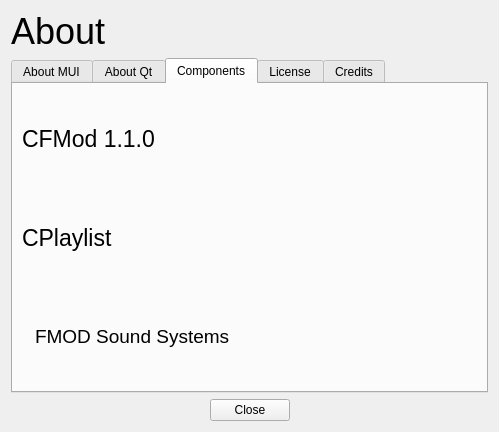
Before: the Qt Designer form src/MUI/ui/about.ui in kvrohit/muiplayer, drawn with Qt 5.
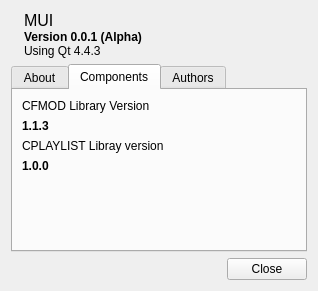
After: the same form once the commit is applied. The open tabs and pages were chosen to show the change. Icons and pictures are not drawn.

```diff
--- a/src/MUI/ui/about.ui
+++ b/src/MUI/ui/about.ui
@@ -1,129 +1,131 @@
 <ui version="4.0" >
- <class>about</class>
- <widget class="QWidget" name="about" >
+ <class>AboutDialog</class>
+ <widget class="QWidget" name="AboutDialog" >
+  <property name="windowModality" >
+   <enum>Qt::ApplicationModal</enum>
+  </property>
   <property name="geometry" >
    <rect>
     <x>0</x>
     <y>0</y>
-    <width>499</width>
-    <height>432</height>
+    <width>318</width>
+    <height>291</height>
    </rect>
   </property>
   <property name="windowTitle" >
-   <string>Form</string>
+   <string>About</string>
   </property>
-  <layout class="QVBoxLayout" name="verticalLayout_5" >
+  <layout class="QVBoxLayout" name="verticalLayout_7" >
    <item>
-    <widget class="QLabel" name="label" >
-     <property name="font" >
-      <font>
-       <pointsize>27</pointsize>
-      </font>
-     </property>
-     <property name="text" >
-      <string>About</string>
-     </property>
-     <property name="alignment" >
-      <set>Qt::AlignLeading|Qt::AlignLeft|Qt::AlignTop</set>
-     </property>
-    </widget>
+    <layout class="QHBoxLayout" name="horizontalLayout" >
+     <item>
+      <widget class="QLabel" name="label_5" >
+       <property name="sizePolicy" >
+        <sizepolicy vsizetype="Preferred" hsizetype="Preferred" >
+         <horstretch>0</horstretch>
+         <verstretch>0</verstretch>
+        </sizepolicy>
+       </property>
+       <property name="pixmap" >
+        <pixmap resource="../rcc/res.qrc" >:/images/images/juk.png</pixmap>
+       </property>
+      </widget>
+     </item>
+     <item>
+      <layout class="QVBoxLayout" name="verticalLayout_5" >
+       <property name="spacing" >
+        <number>0</number>
+       </property>
+       <property name="rightMargin" >
+        <number>0</number>
+       </property>
+       <property name="bottomMargin" >
+        <number>0</number>
+       </property>
+       <item>
+        <widget class="QLabel" name="label" >
+         <property name="sizePolicy" >
+          <sizepolicy vsizetype="Preferred" hsizetype="Preferred" >
+           <horstretch>0</horstretch>
+           <verstretch>0</verstretch>
+          </sizepolicy>
+         </property>
+         <property name="font" >
+          <font>
+           <pointsize>12</pointsize>
+          </font>
+         </property>
+         <property name="text" >
+          <string>MUI</string>
+         </property>
+         <property name="scaledContents" >
+          <bool>false</bool>
+         </property>
+         <property name="alignment" >
+          <set>Qt::AlignLeading|Qt::AlignLeft|Qt::AlignTop</set>
+         </property>
+        </widget>
+       </item>
+       <item>
+        <widget class="QLabel" name="labelMUIVersion" >
+         <property name="sizePolicy" >
+          <sizepolicy vsizetype="Preferred" hsizetype="Expanding" >
+           <horstretch>0</horstretch>
+           <verstretch>0</verstretch>
+          </sizepolicy>
+         </property>
+         <property name="font" >
+          <font>
+           <weight>75</weight>
+           <bold>true</bold>
+          </font>
+         </property>
+         <property name="text" >
+          <string>Version 0.0.1 (Alpha)</string>
+         </property>
+        </widget>
+       </item>
+       <item>
+        <widget class="QLabel" name="labelQtVersion" >
+         <property name="text" >
+          <string>Using Qt 4.4.3</string>
+         </property>
+        </widget>
+       </item>
+      </layout>
+     </item>
+    </layout>
    </item>
    <item>
     <widget class="QTabWidget" name="tabWidget" >
+     <property name="sizePolicy" >
+      <sizepolicy vsizetype="Expanding" hsizetype="Expanding" >
+       <horstretch>0</horstretch>
+       <verstretch>0</verstretch>
+      </sizepolicy>
+     </property>
      <property name="currentIndex" >
       <number>0</number>
      </property>
      <widget class="QWidget" name="tab" >
       <attribute name="title" >
-       <string>About MUI</string>
+       <string>About</string>
       </attribute>
-      <layout class="QHBoxLayout" name="horizontalLayout" >
+      <layout class="QVBoxLayout" name="verticalLayout_2" >
        <item>
-        <layout class="QVBoxLayout" name="verticalLayout_2" >
-         <item>
-          <widget class="QLabel" name="abtmuilabel" >
-           <property name="text" >
-            <string>&lt;!DOCTYPE HTML PUBLIC "-//W3C//DTD HTML 4.0//EN" "http://www.w3.org/TR/REC-html40/strict.dtd">
-&lt;html>&lt;head>&lt;meta name="qrichtext" content="1" />&lt;style type="text/css">
-p, li { white-space: pre-wrap; }
-&lt;/style>&lt;/head>&lt;body style=" font-family:'MS Shell Dlg 2'; font-size:8.25pt; font-weight:400; font-style:normal;">
-&lt;p align="center" style=" margin-top:0px; margin-bottom:0px; margin-left:0px; margin-right:0px; -qt-block-indent:0; text-indent:0px; font-size:8pt;">&lt;span style=" font-size:12pt;">MUI - &lt;/span>&lt;span style=" font-size:12pt; font-weight:600;">M&lt;/span>&lt;span style=" font-size:12pt;">usic &lt;/span>&lt;span style=" font-size:12pt; font-weight:600;">I&lt;/span>&lt;span style=" font-size:12pt;">nterface&lt;/span>&lt;/p>
-&lt;p style="-qt-paragraph-type:empty; margin-top:0px; margin-bottom:0px; margin-left:0px; margin-right:0px; -qt-block-indent:0; text-indent:0px; font-size:10pt;">&lt;/p>
-&lt;p align="center" style=" margin-top:0px; margin-bottom:0px; margin-left:0px; margin-right:0px; -qt-block-indent:0; text-indent:0px; font-size:10pt;">Release-Alpha v.0.0.1&lt;/p>&lt;/body>&lt;/html></string>
-           </property>
-           <property name="alignment" >
-            <set>Qt::AlignLeading|Qt::AlignLeft|Qt::AlignTop</set>
-           </property>
-          </widget>
-         </item>
-         <item>
-          <spacer name="verticalSpacer" >
-           <property name="orientation" >
-            <enum>Qt::Vertical</enum>
-           </property>
-           <property name="sizeHint" stdset="0" >
-            <size>
-             <width>20</width>
-             <height>40</height>
-            </size>
-           </property>
-          </spacer>
-         </item>
-        </layout>
-       </item>
-      </layout>
-     </widget>
-     <widget class="QWidget" name="tab_2" >
-      <attribute name="title" >
-       <string>About Qt</string>
-      </attribute>
-      <layout class="QGridLayout" name="gridLayout_3" >
-       <item row="0" column="0" >
-        <spacer name="horizontalSpacer_6" >
-         <property name="orientation" >
-          <enum>Qt::Horizontal</enum>
-         </property>
-         <property name="sizeHint" stdset="0" >
-          <size>
-           <width>157</width>
-           <height>20</height>
-          </size>
-         </property>
-        </spacer>
-       </item>
-       <item row="0" column="1" >
-        <widget class="QLabel" name="label_2" >
-         <property name="pixmap" >
-          <pixmap resource="../rcc/res.qrc" >:/images/images/qt.png</pixmap>
-         </property>
-        </widget>
-       </item>
-       <item row="0" column="2" >
-        <spacer name="horizontalSpacer_7" >
-         <property name="orientation" >
-          <enum>Qt::Horizontal</enum>
-         </property>
-         <property name="sizeHint" stdset="0" >
-          <size>
-           <width>178</width>
-           <height>20</height>
-          </size>
-         </property>
-        </spacer>
-       </item>
-       <item row="1" column="0" colspan="3" >
-        <widget class="QLabel" name="label_7" >
+        <widget class="QLabel" name="label_4" >
          <property name="text" >
           <string>&lt;!DOCTYPE HTML PUBLIC "-//W3C//DTD HTML 4.0//EN" "http://www.w3.org/TR/REC-html40/strict.dtd">
 &lt;html>&lt;head>&lt;meta name="qrichtext" content="1" />&lt;style type="text/css">
 p, li { white-space: pre-wrap; }
 &lt;/style>&lt;/head>&lt;body style=" font-family:'DejaVu Sans'; font-size:9pt; font-weight:400; font-style:normal;">
-&lt;p align="center" style=" margin-top:0px; margin-bottom:0px; margin-left:0px; margin-right:0px; -qt-block-indent:0; text-indent:0px; font-family:'MS Shell Dlg 2'; font-size:8pt;">&lt;span style=" font-size:10pt;">This Program Uses &lt;/span>&lt;span style=" font-size:10pt; font-weight:600;">Qt Open Source Version 4.4.0&lt;/span>&lt;/p>
-&lt;p style="-qt-paragraph-type:empty; margin-top:0px; margin-bottom:0px; margin-left:0px; margin-right:0px; -qt-block-indent:0; text-indent:0px; font-family:'MS Shell Dlg 2'; font-size:10pt;">&lt;/p>
-&lt;p style="-qt-paragraph-type:empty; margin-top:0px; margin-bottom:0px; margin-left:0px; margin-right:0px; -qt-block-indent:0; text-indent:0px; font-family:'MS Shell Dlg 2'; font-size:8pt;">&lt;/p>&lt;/body>&lt;/html></string>
-         </property>
-         <property name="alignment" >
-          <set>Qt::AlignLeading|Qt::AlignLeft|Qt::AlignTop</set>
+&lt;p style=" margin-top:0px; margin-bottom:0px; margin-left:0px; margin-right:0px; -qt-block-indent:0; text-indent:0px;">MUI - Music User Interface&lt;/p>
+&lt;p style="-qt-paragraph-type:empty; margin-top:0px; margin-bottom:0px; margin-left:0px; margin-right:0px; -qt-block-indent:0; text-indent:0px;">&lt;/p>
+&lt;p style=" margin-top:0px; margin-bottom:0px; margin-left:0px; margin-right:0px; -qt-block-indent:0; text-indent:0px;">(c) 2008 The MUI Authors&lt;/p>
+&lt;p style="-qt-paragraph-type:empty; margin-top:0px; margin-bottom:0px; margin-left:0px; margin-right:0px; -qt-block-indent:0; text-indent:0px;">&lt;/p>
+&lt;p style=" margin-top:0px; margin-bottom:0px; margin-left:0px; margin-right:0px; -qt-block-indent:0; text-indent:0px;">&lt;a href="http://code.google.com/p/muiplayer">&lt;span style=" text-decoration: underline; color:#0057ae;">Project Site&lt;/span>&lt;/a>&lt;/p>
+&lt;p style="-qt-paragraph-type:empty; margin-top:0px; margin-bottom:0px; margin-left:0px; margin-right:0px; -qt-block-indent:0; text-indent:0px; text-decoration: underline; color:#0057ae;">&lt;/p>
+&lt;p style=" margin-top:0px; margin-bottom:0px; margin-left:0px; margin-right:0px; -qt-block-indent:0; text-indent:0px; text-decoration: underline; color:#0057ae;">&lt;a href="http://www.gnu.org/licenses/gpl-2.0.html">License&lt;/a>&lt;/p>&lt;/body>&lt;/html></string>
          </property>
         </widget>
        </item>
@@ -133,104 +135,113 @@
       <attribute name="title" >
        <string>Components</string>
       </attribute>
-      <layout class="QVBoxLayout" name="verticalLayout_4" >
-       <item>
-        <widget class="QLabel" name="label_4" >
-         <property name="font" >
-          <font>
-           <pointsize>17</pointsize>
-          </font>
-         </property>
-         <property name="text" >
-          <string>CFMod 1.1.0</string>
-         </property>
-        </widget>
-       </item>
-       <item>
-        <widget class="QLabel" name="label_5" >
-         <property name="font" >
-          <font>
-           <pointsize>17</pointsize>
-          </font>
-         </property>
-         <property name="text" >
-          <string>CPlaylist </string>
-         </property>
-        </widget>
-       </item>
-       <item>
-        <layout class="QHBoxLayout" name="horizontalLayout_3" >
-         <item>
-          <widget class="QLabel" name="label_3" >
-           <property name="pixmap" >
-            <pixmap resource="../rcc/res.qrc" >:/images/images/fmod.png</pixmap>
-           </property>
-          </widget>
-         </item>
-         <item>
-          <widget class="QLabel" name="label_6" >
-           <property name="font" >
-            <font>
-             <pointsize>14</pointsize>
-            </font>
-           </property>
-           <property name="text" >
-            <string>FMOD Sound Systems</string>
-           </property>
-          </widget>
-         </item>
-         <item>
-          <spacer name="horizontalSpacer" >
-           <property name="orientation" >
-            <enum>Qt::Horizontal</enum>
-           </property>
-           <property name="sizeHint" stdset="0" >
-            <size>
-             <width>40</width>
-             <height>20</height>
-            </size>
-           </property>
-          </spacer>
-         </item>
-        </layout>
-       </item>
-      </layout>
-     </widget>
-     <widget class="QWidget" name="tab_4" >
-      <attribute name="title" >
-       <string>License</string>
-      </attribute>
       <layout class="QVBoxLayout" name="verticalLayout" >
        <item>
-        <widget class="QTextEdit" name="textEdit" />
+        <widget class="QLabel" name="label_3" >
+         <property name="text" >
+          <string>CFMOD Library Version</string>
+         </property>
+        </widget>
+       </item>
+       <item>
+        <widget class="QLabel" name="labelCFMODVersion" >
+         <property name="font" >
+          <font>
+           <weight>75</weight>
+           <bold>true</bold>
+          </font>
+         </property>
+         <property name="text" >
+          <string>1.1.3</string>
+         </property>
+        </widget>
+       </item>
+       <item>
+        <widget class="QLabel" name="label_6" >
+         <property name="text" >
+          <string>CPLAYLIST Libray version</string>
+         </property>
+        </widget>
+       </item>
+       <item>
+        <widget class="QLabel" name="labelCPlaylistVersion" >
+         <property name="font" >
+          <font>
+           <weight>75</weight>
+           <bold>true</bold>
+          </font>
+         </property>
+         <property name="text" >
+          <string>1.0.0</string>
+         </property>
+        </widget>
+       </item>
+       <item>
+        <spacer name="verticalSpacer" >
+         <property name="orientation" >
+          <enum>Qt::Vertical</enum>
+         </property>
+         <property name="sizeHint" stdset="0" >
+          <size>
+           <width>20</width>
+           <height>26</height>
+          </size>
+         </property>
+        </spacer>
        </item>
       </layout>
      </widget>
      <widget class="QWidget" name="tab_5" >
       <attribute name="title" >
-       <string>Credits</string>
+       <string>Authors</string>
       </attribute>
       <layout class="QVBoxLayout" name="verticalLayout_3" >
        <item>
-        <widget class="QLabel" name="creditlabel" >
-         <property name="text" >
-          <string>&lt;!DOCTYPE HTML PUBLIC "-//W3C//DTD HTML 4.0//EN" "http://www.w3.org/TR/REC-html40/strict.dtd">
+        <widget class="QScrollArea" name="scrollArea_2" >
+         <property name="widgetResizable" >
+          <bool>true</bool>
+         </property>
+         <widget class="QWidget" name="scrollAreaWidgetContents_2" >
+          <property name="geometry" >
+           <rect>
+            <x>0</x>
+            <y>0</y>
+            <width>195</width>
+            <height>284</height>
+           </rect>
+          </property>
+          <layout class="QVBoxLayout" name="verticalLayout_10" >
+           <item>
+            <widget class="QLabel" name="labelAuthors" >
+             <property name="text" >
+              <string>&lt;!DOCTYPE HTML PUBLIC "-//W3C//DTD HTML 4.0//EN" "http://www.w3.org/TR/REC-html40/strict.dtd">
 &lt;html>&lt;head>&lt;meta name="qrichtext" content="1" />&lt;style type="text/css">
 p, li { white-space: pre-wrap; }
-&lt;/style>&lt;/head>&lt;body style=" font-family:'MS Shell Dlg 2'; font-size:8.25pt; font-weight:400; font-style:normal;">
-&lt;p style=" margin-top:0px; margin-bottom:0px; margin-left:0px; margin-right:0px; -qt-block-indent:0; text-indent:0px;">&lt;span style=" font-size:11pt; text-decoration: underline;">Credits&lt;/span>&lt;/p>
-&lt;p style="-qt-paragraph-type:empty; margin-top:0px; margin-bottom:0px; margin-left:0px; margin-right:0px; -qt-block-indent:0; text-indent:0px;">&lt;/p>
-&lt;p style=" margin-top:0px; margin-bottom:0px; margin-left:0px; margin-right:0px; -qt-block-indent:0; text-indent:0px;">&lt;span style=" font-weight:600;">Deepak&lt;/span>&lt;/p>
-&lt;p style="-qt-paragraph-type:empty; margin-top:0px; margin-bottom:0px; margin-left:0px; margin-right:0px; -qt-block-indent:0; text-indent:0px; font-weight:600;">&lt;/p>
-&lt;p style="-qt-paragraph-type:empty; margin-top:0px; margin-bottom:0px; margin-left:0px; margin-right:0px; -qt-block-indent:0; text-indent:0px; font-weight:600;">&lt;/p>
-&lt;p style=" margin-top:0px; margin-bottom:0px; margin-left:0px; margin-right:0px; -qt-block-indent:0; text-indent:0px; font-weight:600;">K.V.Rohit&lt;/p>
-&lt;p style="-qt-paragraph-type:empty; margin-top:0px; margin-bottom:0px; margin-left:0px; margin-right:0px; -qt-block-indent:0; text-indent:0px; font-weight:600;">&lt;/p>
-&lt;p style="-qt-paragraph-type:empty; margin-top:0px; margin-bottom:0px; margin-left:0px; margin-right:0px; -qt-block-indent:0; text-indent:0px; font-weight:600;">&lt;/p>
-&lt;p style=" margin-top:0px; margin-bottom:0px; margin-left:0px; margin-right:0px; -qt-block-indent:0; text-indent:0px; font-weight:600;">K.Sai Krishna&lt;/p>
-&lt;p style="-qt-paragraph-type:empty; margin-top:0px; margin-bottom:0px; margin-left:0px; margin-right:0px; -qt-block-indent:0; text-indent:0px; font-weight:600;">&lt;/p>
-&lt;p style="-qt-paragraph-type:empty; margin-top:0px; margin-bottom:0px; margin-left:0px; margin-right:0px; -qt-block-indent:0; text-indent:0px; font-weight:600;">&lt;/p>
-&lt;p style=" margin-top:0px; margin-bottom:0px; margin-left:0px; margin-right:0px; -qt-block-indent:0; text-indent:0px; font-weight:600;">M.Sai Kumar&lt;/p>&lt;/body>&lt;/html></string>
-         </property>
+&lt;/style>&lt;/head>&lt;body style=" font-family:'DejaVu Sans'; font-size:9pt; font-weight:400; font-style:normal;">
+&lt;p align="center" style=" margin-top:0px; margin-bottom:0px; margin-left:0px; margin-right:0px; -qt-block-indent:0; text-indent:0px; font-family:'MS Shell Dlg 2'; font-size:8pt;">&lt;span style=" font-size:16pt; font-weight:600; text-decoration: underline;">Authors&lt;/span>&lt;/p>
+&lt;p align="center" style="-qt-paragraph-type:empty; margin-top:0px; margin-bottom:0px; margin-left:0px; margin-right:0px; -qt-block-indent:0; text-indent:0px; font-family:'MS Shell Dlg 2'; font-size:8pt;">&lt;/p>
+&lt;p align="center" style=" margin-top:0px; margin-bottom:0px; margin-left:0px; margin-right:0px; -qt-block-indent:0; text-indent:0px; font-family:'MS Shell Dlg 2'; font-size:8pt;">&lt;span style=" font-size:12pt; font-weight:600;">Deepak&lt;/span>&lt;/p>
+&lt;p align="center" style=" margin-top:0px; margin-bottom:0px; margin-left:0px; margin-right:0px; -qt-block-indent:0; text-indent:0px; font-family:'MS Shell Dlg 2'; font-size:12pt; font-weight:600;">&lt;span style=" font-size:10pt; font-weight:400;">deep777dev@gmail.com&lt;/span>&lt;/p>
+&lt;p align="center" style="-qt-paragraph-type:empty; margin-top:0px; margin-bottom:0px; margin-left:0px; margin-right:0px; -qt-block-indent:0; text-indent:0px; font-family:'MS Shell Dlg 2'; font-size:12pt; font-weight:600;">&lt;/p>
+&lt;p align="center" style=" margin-top:0px; margin-bottom:0px; margin-left:0px; margin-right:0px; -qt-block-indent:0; text-indent:0px; font-family:'MS Shell Dlg 2'; font-size:12pt; font-weight:600;">K.V.Rohit&lt;/p>
+&lt;p align="center" style=" margin-top:0px; margin-bottom:0px; margin-left:0px; margin-right:0px; -qt-block-indent:0; text-indent:0px; font-family:'MS Shell Dlg 2'; font-size:12pt; font-weight:600;">&lt;span style=" font-size:10pt; font-weight:400;">kvrohit@gmail.com&lt;/span>&lt;/p>
+&lt;p align="center" style="-qt-paragraph-type:empty; margin-top:0px; margin-bottom:0px; margin-left:0px; margin-right:0px; -qt-block-indent:0; text-indent:0px; font-family:'MS Shell Dlg 2'; font-size:12pt; font-weight:600;">&lt;/p>
+&lt;p align="center" style=" margin-top:0px; margin-bottom:0px; margin-left:0px; margin-right:0px; -qt-block-indent:0; text-indent:0px; font-family:'MS Shell Dlg 2'; font-size:12pt; font-weight:600;">K.Sai Krishna&lt;/p>
+&lt;p align="center" style=" margin-top:0px; margin-bottom:0px; margin-left:0px; margin-right:0px; -qt-block-indent:0; text-indent:0px; font-family:'MS Shell Dlg 2'; font-size:12pt; font-weight:600;">&lt;span style=" font-size:10pt; font-weight:400;">ksk.saikrishna@gmail.com&lt;/span>&lt;/p>
+&lt;p align="center" style="-qt-paragraph-type:empty; margin-top:0px; margin-bottom:0px; margin-left:0px; margin-right:0px; -qt-block-indent:0; text-indent:0px; font-family:'MS Shell Dlg 2'; font-size:12pt; font-weight:600;">&lt;/p>
+&lt;p align="center" style=" margin-top:0px; margin-bottom:0px; margin-left:0px; margin-right:0px; -qt-block-indent:0; text-indent:0px; font-family:'MS Shell Dlg 2'; font-size:12pt; font-weight:600;">M.Sai Kumar&lt;/p>
+&lt;p align="center" style=" margin-top:0px; margin-bottom:0px; margin-left:0px; margin-right:0px; -qt-block-indent:0; text-indent:0px; font-family:'MS Shell Dlg 2'; font-size:12pt; font-weight:600;">&lt;span style=" font-size:10pt; font-weight:400;">msk_mymails@yahoo.com&lt;/span>&lt;/p>&lt;/body>&lt;/html></string>
+             </property>
+             <property name="scaledContents" >
+              <bool>true</bool>
+             </property>
+             <property name="alignment" >
+              <set>Qt::AlignLeading|Qt::AlignLeft|Qt::AlignTop</set>
+             </property>
+            </widget>
+           </item>
+          </layout>
+         </widget>
         </widget>
        </item>
       </layout>
@@ -238,7 +249,7 @@
     </widget>
    </item>
    <item>
-    <layout class="QHBoxLayout" name="horizontalLayout_2" >
+    <layout class="QHBoxLayout" name="horizontalLayout_3" >
      <item>
       <spacer name="horizontalSpacer_2" >
        <property name="orientation" >
@@ -259,19 +270,6 @@
        </property>
       </widget>
      </item>
-     <item>
-      <spacer name="horizontalSpacer_3" >
-       <property name="orientation" >
-        <enum>Qt::Horizontal</enum>
-       </property>
-       <property name="sizeHint" stdset="0" >
-        <size>
-         <width>158</width>
-         <height>20</height>
-        </size>
-       </property>
-      </spacer>
-     </item>
     </layout>
    </item>
   </layout>
```
Left out of the diff: 19 changed lines with no effect on the pictures.
